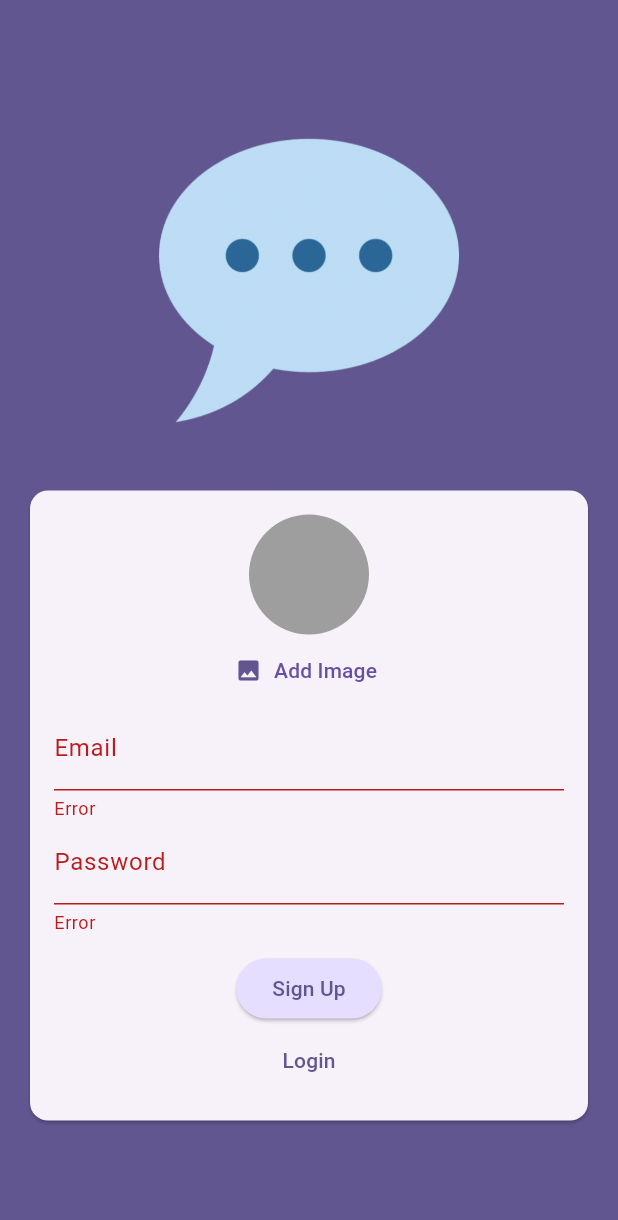
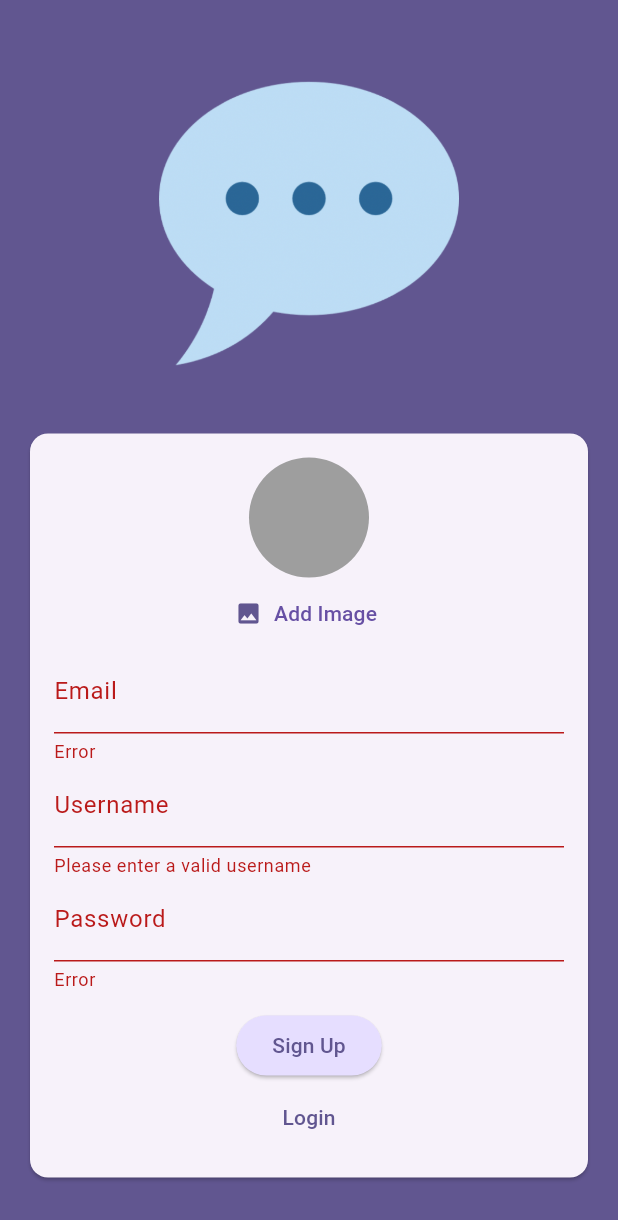
Before and after one commit to ShinHyeongcheol/Flutter-Study, a Flutter app: the screen it shows after launch, after a tap on "Login", after a tap on "Create an account", after a tap on "Sign Up", on a phone screen of 412 x 824 dp. Shown: the top 1220 px of the screen. Run offline on Flutter 3.47's test engine with Material 3 defaults, Android fonts, the phone set to English and light mode, and no system bars; our stand-ins replace cloud_firestore, firebase_auth, firebase_core, firebase_storage, flutter_riverpod, google_fonts and 3 more; missing offline and left inert: dart:ffi; accounts and stored records are empty.

Commit message:
Udemy Section14

```diff
--- a/udemy2/Section14/lib/screens/auth.dart
+++ b/udemy2/Section14/lib/screens/auth.dart
@@ -5,6 +5,7 @@ import 'package:flutter/material.dart';
 import 'package:firebase_auth/firebase_auth.dart';
 import 'package:section14/widgets/user_image_picker.dart';
 import 'package:firebase_storage/firebase_storage.dart';
+import 'package:cloud_firestore/cloud_firestore.dart';
 
 final _firebase = FirebaseAuth.instance;
 
@@ -23,6 +24,7 @@ class _AuthScreenState extends State<AuthScreen> {
   var _enteredPW = '';
   File? _selectedImage;
   var _isAuhanticating = false;
+  var _enteredUsername = '';
 
   void _submit() async {
     final isValid = _form.currentState!.validate();
@@ -60,6 +62,15 @@ class _AuthScreenState extends State<AuthScreen> {
         await storageRef.putFile(_selectedImage!);
         final imageUrl = await storageRef.getDownloadURL();
         print(imageUrl);
+
+        await FirebaseFirestore.instance
+            .collection('users')
+            .doc('userCredentials.user!.uid')
+            .set({
+          'username': _enteredUsername,
+          'email': _enteredEmail,
+          'image_url': imageUrl,
+        });
       }
     } on FirebaseAuthException catch (error) {
       if (error.code == 'email-already-in-use') {}
@@ -127,6 +138,23 @@ class _AuthScreenState extends State<AuthScreen> {
                               _enteredEmail = value!;
                             },
                           ),
+                          if (!_isLogin)
+                            TextFormField(
+                                decoration: const InputDecoration(
+                                  labelText: 'Username',
+                                ),
+                                enableSuggestions: false,
+                                validator: (value) {
+                                  if (value == null ||
+                                      value.isEmpty ||
+                                      value.trim().length < 4) {
+                                    return 'Please enter a valid username';
+                                  }
+                                  return null;
+                                },
+                                onSaved: (value) {
+                                  _enteredUsername = value!;
+                                }),
                           TextFormField(
                             decoration: InputDecoration(
                               labelText: 'Password',
@@ -145,9 +173,8 @@ class _AuthScreenState extends State<AuthScreen> {
                           const SizedBox(
                             height: 12,
                           ),
-                          if(_isAuhanticating)
-                            CircularProgressIndicator(),
-                          if(!_isAuhanticating)
+                          if (_isAuhanticating) CircularProgressIndicator(),
+                          if (!_isAuhanticating)
                             ElevatedButton(
                               onPressed: _submit,
                               style: ElevatedButton.styleFrom(
@@ -157,7 +184,7 @@ class _AuthScreenState extends State<AuthScreen> {
                               ),
                               child: Text(_isLogin ? 'Login' : 'Sign Up'),
                             ),
-                          if(!_isAuhanticating)
+                          if (!_isAuhanticating)
                             TextButton(
                               onPressed: () {
                                 setState(() {
```
Also changed, not shown: udemy2/Section14/lib/screens/chat.dart (+7 -2 lines), udemy2/Section14/lib/widgets/chat_message.dart (added, +14 -0 lines), udemy2/Section14/lib/widgets/new_message.dart (added, +65 -0 lines), 1 other file.
